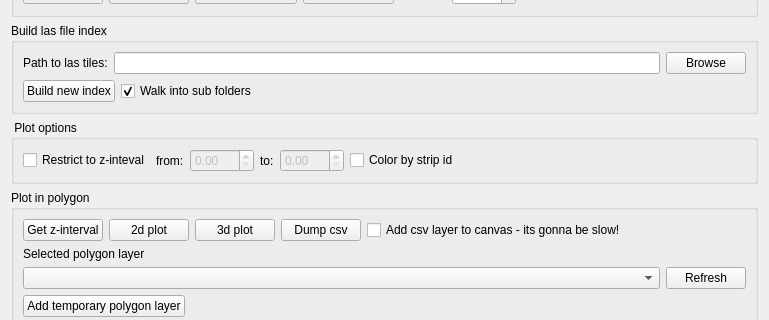
First picture: the form in pcplot/Ui_PcPlot.ui, repository SDFIdk/DHMQC, before the edit; both pictures show x 0 to 769 and y 114 to 434 of the 769 by 704 pixel window.
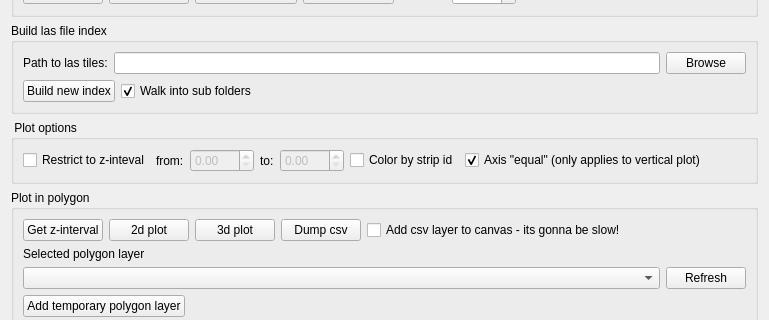
Second picture: the form after the edit.

Diff of the .ui file:
```diff
--- a/pcplot/Ui_PcPlot.ui
+++ b/pcplot/Ui_PcPlot.ui
@@ -227,7 +227,7 @@
       <string> Plot options</string>
      </property>
      <layout class="QGridLayout" name="gridLayout">
-      <item row="0" column="9">
+      <item row="0" column="10">
        <spacer name="horizontalSpacer">
         <property name="orientation">
          <enum>Qt::Horizontal</enum>
@@ -291,6 +291,16 @@
         </property>
        </widget>
       </item>
+      <item row="0" column="9">
+       <widget class="QCheckBox" name="chb_axis_equal">
+        <property name="text">
+         <string>Axis &quot;equal&quot; (only applies to vertical plot)</string>
+        </property>
+        <property name="checked">
+         <bool>true</bool>
+        </property>
+       </widget>
+      </item>
      </layout>
     </widget>
    </item>
```
